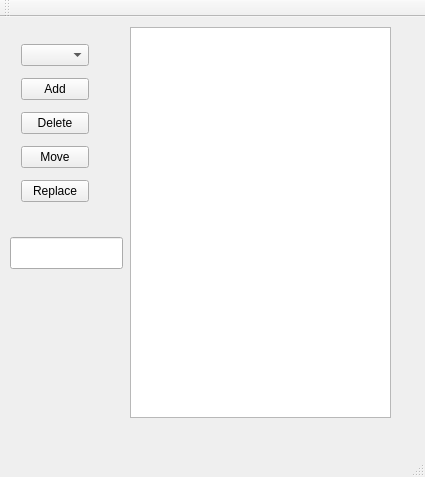
Qt form C++/qt/listApplication/listapplication.ui (gdimitriu/testPrograms) before a commit.
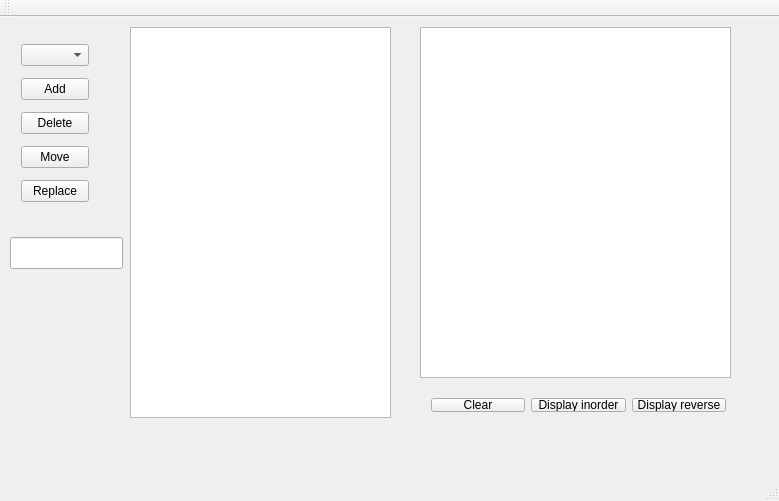
The same form after that commit.

Diff of the .ui file:
```diff
--- a/C++/qt/listApplication/listapplication.ui
+++ b/C++/qt/listApplication/listapplication.ui
@@ -6,8 +6,8 @@
    <rect>
     <x>0</x>
     <y>0</y>
-    <width>425</width>
-    <height>477</height>
+    <width>779</width>
+    <height>501</height>
    </rect>
   </property>
   <property name="windowTitle">
@@ -77,6 +77,49 @@
      </rect>
     </property>
    </widget>
+   <widget class="QTextEdit" name="outputLines">
+    <property name="geometry">
+     <rect>
+      <x>420</x>
+      <y>10</y>
+      <width>311</width>
+      <height>351</height>
+     </rect>
+    </property>
+   </widget>
+   <widget class="QWidget" name="">
+    <property name="geometry">
+     <rect>
+      <x>420</x>
+      <y>370</y>
+      <width>317</width>
+      <height>36</height>
+     </rect>
+    </property>
+    <layout class="QHBoxLayout" name="horizontalLayout">
+     <item>
+      <widget class="QPushButton" name="clearButton">
+       <property name="text">
+        <string>Clear</string>
+       </property>
+      </widget>
+     </item>
+     <item>
+      <widget class="QPushButton" name="inorderDisplayButton">
+       <property name="text">
+        <string>Display inorder</string>
+       </property>
+      </widget>
+     </item>
+     <item>
+      <widget class="QPushButton" name="reverseDisplayButton">
+       <property name="text">
+        <string>Display reverse</string>
+       </property>
+      </widget>
+     </item>
+    </layout>
+   </widget>
   </widget>
   <widget class="QMenuBar" name="menuBar">
    <property name="geometry">
```
Left out of the diff: 2 changed lines with no effect on the pictures.
